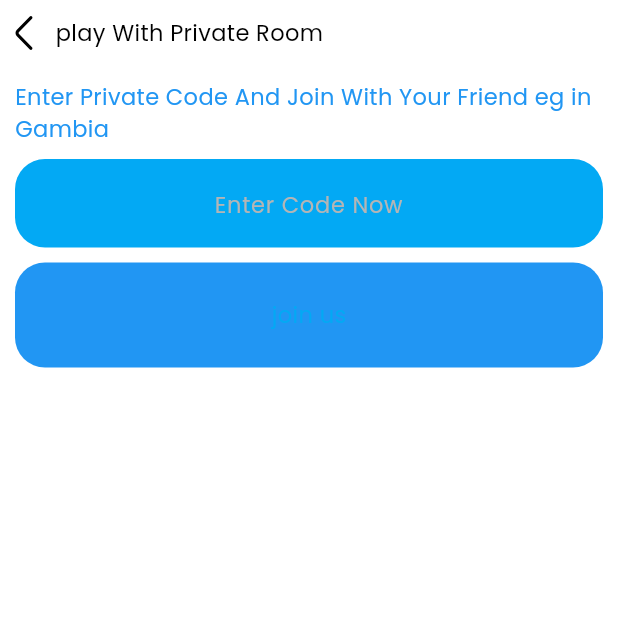
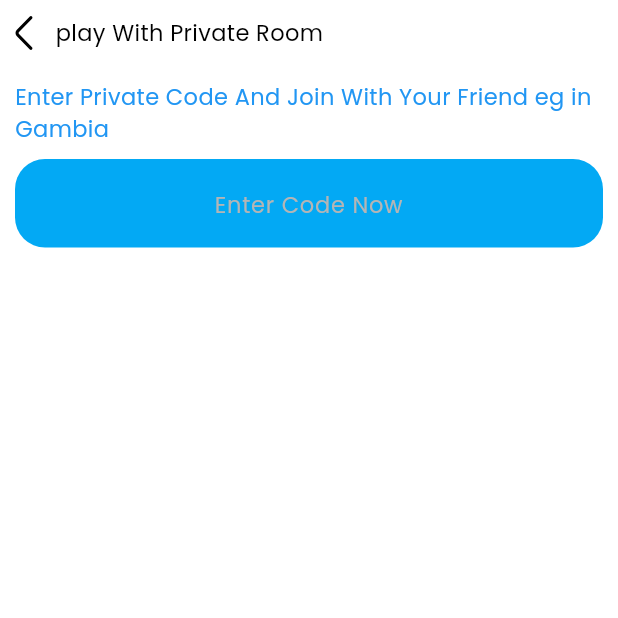
Before and after one commit to abumstephen/mp_tictactoc, a Flutter app: the Roompage screen opened directly, on a phone screen of 412 x 824 dp, the top half of it. Run offline on Flutter 3.47's test engine with Material 3 defaults, Android fonts, the phone set to English and light mode, and no system bars; our stand-ins replace flutter_svg.

Commit message:
B design

```diff
--- a/lib/Pages/RoomPage/RoomPage.dart
+++ b/lib/Pages/RoomPage/RoomPage.dart
@@ -44,23 +44,6 @@ class Roompage extends StatelessWidget {
               ),
             ),
             SizedBox(height: 10),
-            Container(
-              height: 70,
-              decoration: BoxDecoration(
-                color: Theme.of(context).colorScheme.primary,
-                borderRadius: BorderRadius.circular(20),
-              ),
-              child: Row(
-                mainAxisAlignment: MainAxisAlignment.center,
-                children: [
-                  Text(
-                    'join us',
-                    style: Theme.of(context).textTheme.bodyMedium?.copyWith(
-                        color: Theme.of(context).colorScheme.primaryContainer),
-                  ),
-                ],
-              ),
-            )
           ],
         ),
       ),
--- a/lib/main.dart
+++ b/lib/main.dart
@@ -15,7 +15,7 @@ class MyApp extends StatelessWidget {
       debugShowCheckedModeBanner: false,
       title: 'Tic Tac Toe mp',
       theme: lightTheme,
-      home: const Roompage(),
+      home: const RoomPage(),
     );
   }
 }
```
Also changed, not shown: lib/Components/primaryButton.dart (+5 -2 lines).
